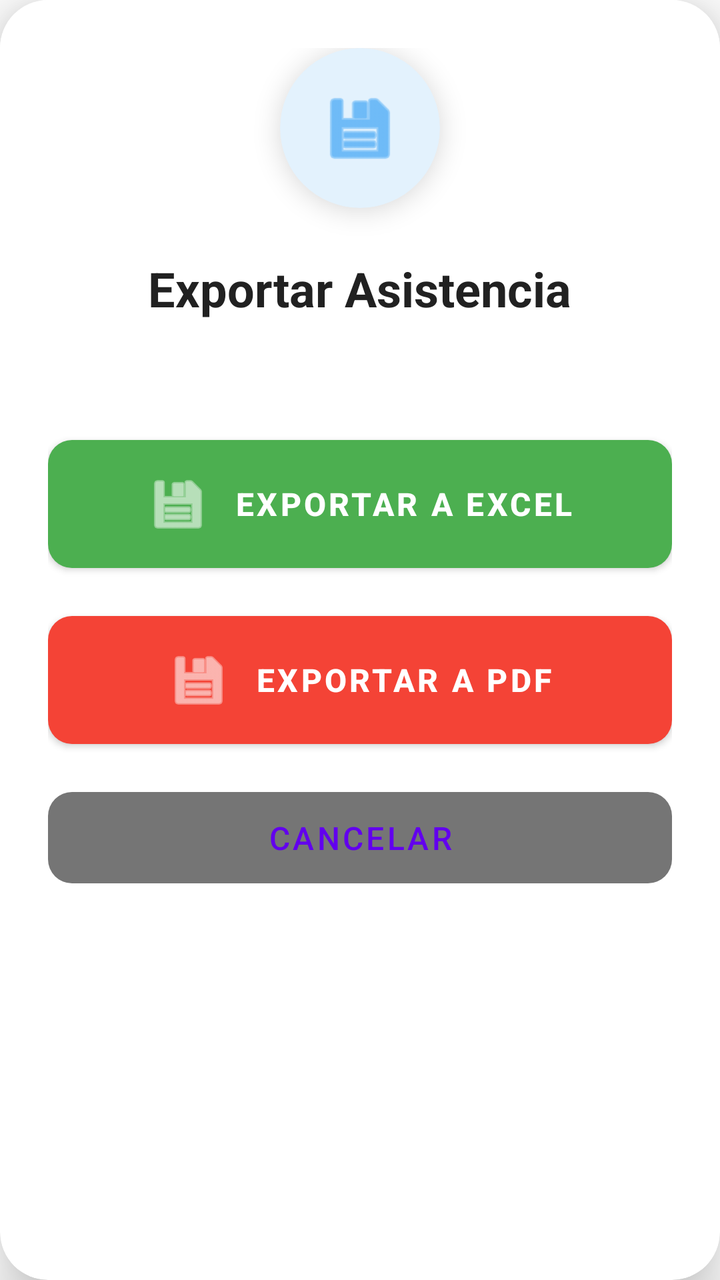
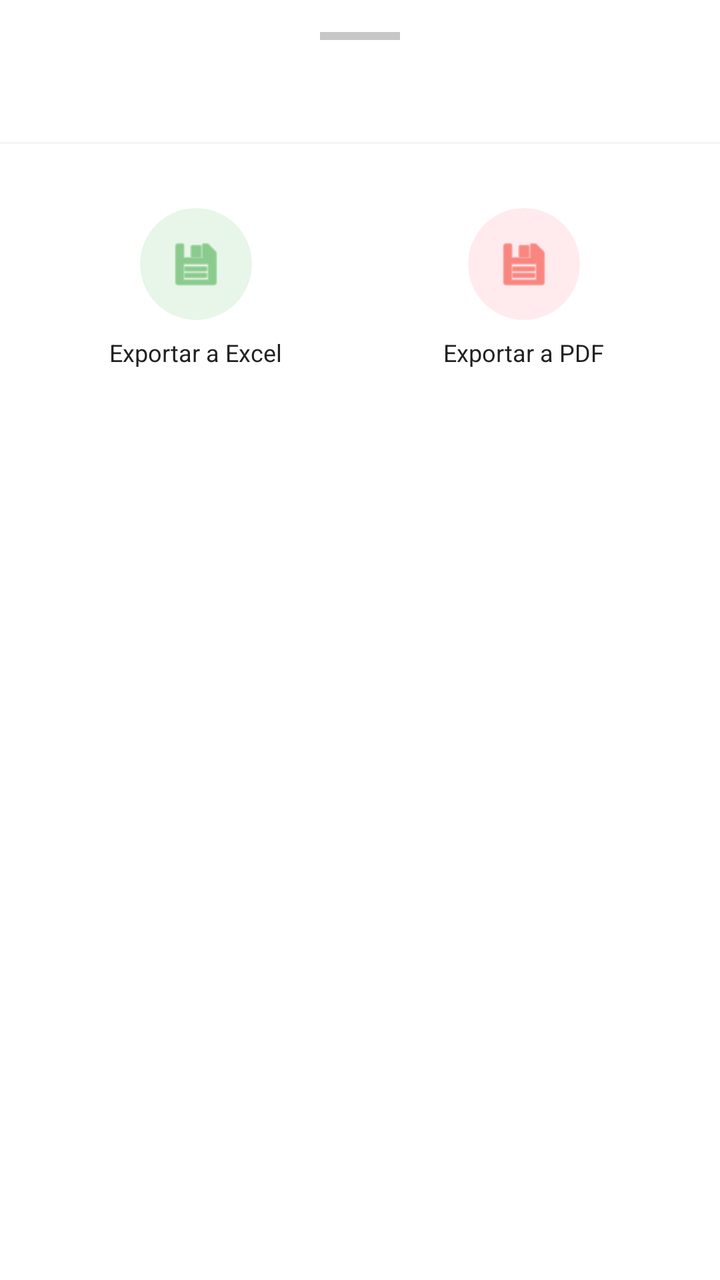

Two renders of the same Android screen: before a commit and after it. Below are the layout's source before the change and the commit's diff.
<!-- AndroidManifest.xml: application theme Theme.Asistente -->
<!-- res/layout/dialog_exportar.xml -->
<?xml version="1.0" encoding="utf-8"?>
<com.google.android.material.card.MaterialCardView xmlns:android="http://schemas.android.com/apk/res/android"
    xmlns:app="http://schemas.android.com/apk/res-auto"
    android:layout_width="match_parent"
    android:layout_height="wrap_content"
    app:cardCornerRadius="24dp"
    app:cardElevation="16dp"
    app:cardBackgroundColor="#FFFFFF"
    android:layout_margin="24dp">

    <LinearLayout
        android:layout_width="match_parent"
        android:layout_height="wrap_content"
        android:orientation="vertical"
        android:padding="24dp"
        android:gravity="center_horizontal"
        android:background="#FFFFFF">

        
        <com.google.android.material.card.MaterialCardView
            android:id="@+id/cardIconoExportar"
            android:layout_width="80dp"
            android:layout_height="80dp"
            app:cardCornerRadius="40dp"
            app:cardElevation="8dp"
            app:cardBackgroundColor="#E3F2FD"
            android:layout_marginBottom="24dp">

            <ImageView
                android:id="@+id/ivIconoExportar"
                android:layout_width="match_parent"
                android:layout_height="match_parent"
                android:src="@android:drawable/ic_menu_save"
                android:padding="20dp"
                android:scaleType="fitCenter"
                android:tint="#2196F3" />
        </com.google.android.material.card.MaterialCardView>

        
        <TextView
            android:id="@+id/tvTituloExportar"
            android:layout_width="wrap_content"
            android:layout_height="wrap_content"
            android:text="Exportar Asistencia"
            android:textSize="24sp"
            android:textStyle="bold"
            android:textColor="#212121"
            android:layout_marginBottom="8dp" />

        
        <TextView
            android:id="@+id/tvMateriaInfo"
            android:layout_width="wrap_content"
            android:layout_height="wrap_content"
            android:textSize="16sp"
            android:textColor="#757575"
            android:gravity="center"
            android:layout_marginBottom="24dp" />

        
        <com.google.android.material.button.MaterialButton
            android:id="@+id/btnExportarExcel"
            android:layout_width="match_parent"
            android:layout_height="wrap_content"
            android:text="@string/docente_exportar_excel"
            android:textSize="16sp"
            android:textStyle="bold"
            app:cornerRadius="12dp"
            android:padding="16dp"
            app:icon="@android:drawable/ic_menu_save"
            app:iconGravity="textStart"
            app:iconPadding="12dp"
            app:backgroundTint="#4CAF50"
            android:layout_marginBottom="12dp" />

        <com.google.android.material.button.MaterialButton
            android:id="@+id/btnExportarPDF"
            android:layout_width="match_parent"
            android:layout_height="wrap_content"
            android:text="@string/docente_exportar_pdf"
            android:textSize="16sp"
            android:textStyle="bold"
            app:cornerRadius="12dp"
            android:padding="16dp"
            app:icon="@android:drawable/ic_menu_save"
            app:iconGravity="textStart"
            app:iconPadding="12dp"
            app:backgroundTint="#F44336"
            android:layout_marginBottom="12dp" />

        
        <com.google.android.material.button.MaterialButton
            android:id="@+id/btnCancelar"
            android:layout_width="match_parent"
            android:layout_height="wrap_content"
            android:text="Cancelar"
            android:textSize="16sp"
            app:cornerRadius="12dp"
            android:padding="12dp"
            app:backgroundTint="#757575"
            style="@style/Widget.MaterialComponents.Button.TextButton" />

    </LinearLayout>
</com.google.android.material.card.MaterialCardView>
<!-- resources referenced by this layout -->
<resources>
  <string name="docente_exportar_excel">Exportar a Excel</string>
  <string name="docente_exportar_pdf">Exportar a PDF</string>
  <style name="Theme.Asistente" parent="Theme.MaterialComponents.Light.NoActionBar" />
</resources>

<!-- the commit's change to res/layout/dialog_exportar.xml (unified diff, before → after) -->
@@ -1,104 +1,137 @@
 <?xml version="1.0" encoding="utf-8"?>
-<com.google.android.material.card.MaterialCardView xmlns:android="http://schemas.android.com/apk/res/android"
+<LinearLayout xmlns:android="http://schemas.android.com/apk/res/android"
     xmlns:app="http://schemas.android.com/apk/res-auto"
     android:layout_width="match_parent"
     android:layout_height="wrap_content"
-    app:cardCornerRadius="24dp"
-    app:cardElevation="16dp"
-    app:cardBackgroundColor="#FFFFFF"
-    android:layout_margin="24dp">
+    android:orientation="vertical"
+    android:background="#FFFFFF"
+    android:paddingTop="8dp">
 
+    
+    <View
+        android:layout_width="40dp"
+        android:layout_height="4dp"
+        android:layout_gravity="center_horizontal"
+        android:layout_marginTop="8dp"
+        android:layout_marginBottom="16dp"
+        android:background="#757575"
+        android:alpha="0.4" />
+
+    
+    <TextView
+        android:id="@+id/tvMateriaInfo"
+        android:layout_width="match_parent"
+        android:layout_height="wrap_content"
+        android:textSize="14sp"
+        android:textColor="#757575"
+        android:gravity="center"
+        android:paddingHorizontal="24dp"
+        android:layout_marginBottom="16dp" />
+
+    
+    <View
+        android:layout_width="match_parent"
+        android:layout_height="1dp"
+        android:background="@android:color/darker_gray"
+        android:alpha="0.12"
+        android:layout_marginBottom="8dp" />
+
+    
     <LinearLayout
         android:layout_width="match_parent"
         android:layout_height="wrap_content"
-        android:orientation="vertical"
-        android:padding="24dp"
-        android:gravity="center_horizontal"
-        android:background="#FFFFFF">
+        android:orientation="horizontal"
+        android:gravity="center"
+        android:paddingHorizontal="16dp"
+        android:paddingVertical="8dp">
 
         
-        <com.google.android.material.card.MaterialCardView
-            android:id="@+id/cardIconoExportar"
-            android:layout_width="80dp"
-            android:layout_height="80dp"
-            app:cardCornerRadius="40dp"
-            app:cardElevation="8dp"
-            app:cardBackgroundColor="#E3F2FD"
-            android:layout_marginBottom="24dp">
+        <LinearLayout
+            android:id="@+id/optionExcel"
+            android:layout_width="0dp"
+            android:layout_height="wrap_content"
+            android:layout_weight="1"
+            android:orientation="vertical"
+            android:gravity="center"
+            android:padding="16dp"
+            android:background="?android:attr/selectableItemBackgroundBorderless"
+            android:clickable="true"
+            android:focusable="true">
 
-            <ImageView
-                android:id="@+id/ivIconoExportar"
-                android:layout_width="match_parent"
-                android:layout_height="match_parent"
-                android:src="@android:drawable/ic_menu_save"
-                android:padding="20dp"
-                android:scaleType="fitCenter"
-                android:tint="#2196F3" />
-        </com.google.android.material.card.MaterialCardView>
+            <com.google.android.material.card.MaterialCardView
+                android:layout_width="56dp"
+                android:layout_height="56dp"
+                app:cardCornerRadius="28dp"
+                app:cardElevation="0dp"
+                app:cardBackgroundColor="#E8F5E9"
+                android:layout_marginBottom="8dp">
+
+                <ImageView
+                    android:layout_width="match_parent"
+                    android:layout_height="match_parent"
+                    android:src="@android:drawable/ic_menu_save"
+                    android:padding="14dp"
+                    android:scaleType="fitCenter"
+                    android:tint="#4CAF50" />
+            </com.google.android.material.card.MaterialCardView>
+
+            <TextView
+                android:layout_width="wrap_content"
+                android:layout_height="wrap_content"
+                android:text="@string/docente_exportar_excel"
+                android:textSize="12sp"
+                android:textColor="#212121"
+                android:gravity="center"
+                android:maxLines="2"
+                android:ellipsize="end" />
+        </LinearLayout>
 
         
-        <TextView
-            android:id="@+id/tvTituloExportar"
-            android:layout_width="wrap_content"
+        <LinearLayout
+            android:id="@+id/optionPDF"
+            android:layout_width="0dp"
             android:layout_height="wrap_content"
-            android:text="Exportar Asistencia"
-            android:textSize="24sp"
-            android:textStyle="bold"
-            android:textColor="#212121"
-            android:layout_marginBottom="8dp" />
+            android:layout_weight="1"
+            android:orientation="vertical"
+            android:gravity="center"
+            android:padding="16dp"
+            android:background="?android:attr/selectableItemBackgroundBorderless"
+            android:clickable="true"
+            android:focusable="true">
 
-        
-        <TextView
-            android:id="@+id/tvMateriaInfo"
-            android:layout_width="wrap_content"
-            android:layout_height="wrap_content"
-            android:textSize="16sp"
-            android:textColor="#757575"
-            android:gravity="center"
-            android:layout_marginBottom="24dp" />
+            <com.google.android.material.card.MaterialCardView
+                android:layout_width="56dp"
+                android:layout_height="56dp"
+                app:cardCornerRadius="28dp"
+                app:cardElevation="0dp"
+                app:cardBackgroundColor="#FFEBEE"
+                android:layout_marginBottom="8dp">
 
-        
-        <com.google.android.material.button.MaterialButton
-            android:id="@+id/btnExportarExcel"
-            android:layout_width="match_parent"
-            android:layout_height="wrap_content"
-            android:text="@string/docente_exportar_excel"
-            android:textSize="16sp"
-            android:textStyle="bold"
-            app:cornerRadius="12dp"
-            android:padding="16dp"
-            app:icon="@android:drawable/ic_menu_save"
-            app:iconGravity="textStart"
-            app:iconPadding="12dp"
-            app:backgroundTint="#4CAF50"
-            android:layout_marginBottom="12dp" />
+                <ImageView
+                    android:layout_width="match_parent"
+                    android:layout_height="match_parent"
+                    android:src="@android:drawable/ic_menu_save"
+                    android:padding="14dp"
+                    android:scaleType="fitCenter"
+                    android:tint="#F44336" />
+            </com.google.android.material.card.MaterialCardView>
 
-        <com.google.android.material.button.MaterialButton
-            android:id="@+id/btnExportarPDF"
-            android:layout_width="match_parent"
-            android:layout_height="wrap_content"
-            android:text="@string/docente_exportar_pdf"
-            android:textSize="16sp"
-            android:textStyle="bold"
-            app:cornerRadius="12dp"
-            android:padding="16dp"
-            app:icon="@android:drawable/ic_menu_save"
-            app:iconGravity="textStart"
-            app:iconPadding="12dp"
-            app:backgroundTint="#F44336"
-            android:layout_marginBottom="12dp" />
-
-        
-        <com.google.android.material.button.MaterialButton
-            android:id="@+id/btnCancelar"
-            android:layout_width="match_parent"
-            android:layout_height="wrap_content"
-            android:text="Cancelar"
-            android:textSize="16sp"
-            app:cornerRadius="12dp"
-            android:padding="12dp"
-            app:backgroundTint="#757575"
-            style="@style/Widget.MaterialComponents.Button.TextButton" />
+            <TextView
+                android:layout_width="wrap_content"
+                android:layout_height="wrap_content"
+                android:text="@string/docente_exportar_pdf"
+                android:textSize="12sp"
+                android:textColor="#212121"
+                android:gravity="center"
+                android:maxLines="2"
+                android:ellipsize="end" />
+        </LinearLayout>
 
     </LinearLayout>
-</com.google.android.material.card.MaterialCardView>
+
+    
+    <View
+        android:layout_width="match_parent"
+        android:layout_height="8dp" />
+
+</LinearLayout>
